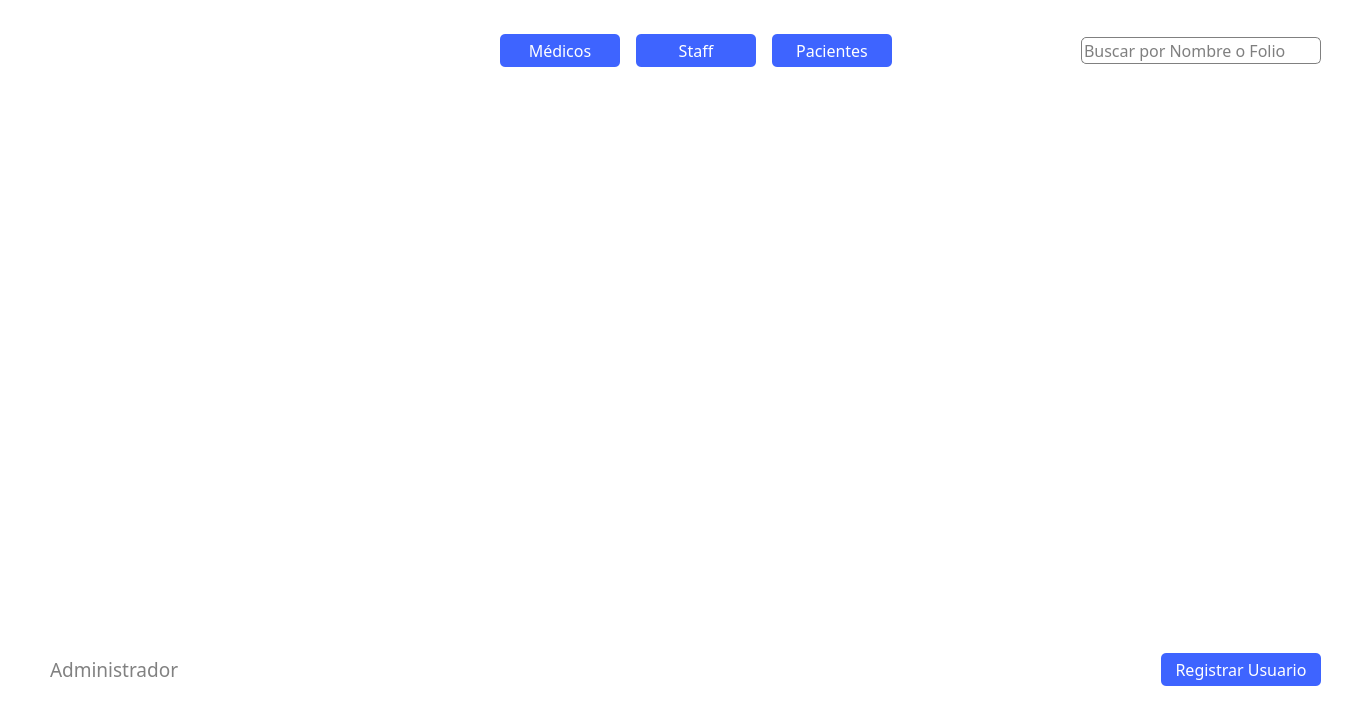
This is hospital-Core/Widgets/Administrador/administador_gestionar_usuarios.ui in MrDanielG/Hospital-SCRUM as Qt 5 draws it before an edit. The edited form follows.
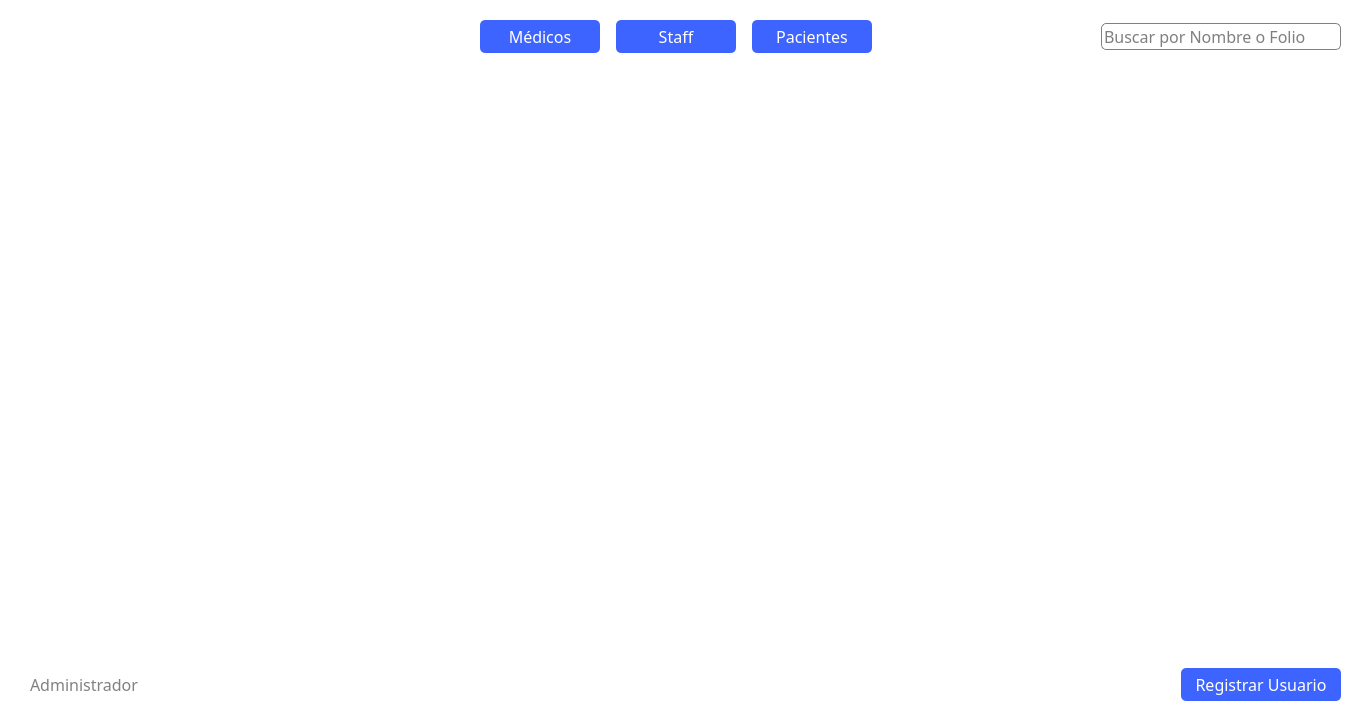
This is the edited form.

Diff of the .ui file:
```diff
--- a/hospital-Core/Widgets/Administrador/administador_gestionar_usuarios.ui
+++ b/hospital-Core/Widgets/Administrador/administador_gestionar_usuarios.ui
@@ -29,119 +29,58 @@
     <string/>
    </property>
   </widget>
-  <widget class="QScrollArea" name="scrollArea">
+  <widget class="QWidget" name="">
    <property name="geometry">
     <rect>
-     <x>40</x>
-     <y>90</y>
-     <width>1291</width>
-     <height>541</height>
+     <x>30</x>
+     <y>20</y>
+     <width>1311</width>
+     <height>681</height>
     </rect>
    </property>
-   <property name="minimumSize">
-    <size>
-     <width>0</width>
-     <height>0</height>
-    </size>
-   </property>
-   <property name="cursor" stdset="0">
-    <cursorShape>ArrowCursor</cursorShape>
-   </property>
-   <property name="mouseTracking">
-    <bool>false</bool>
-   </property>
-   <property name="styleSheet">
-    <string notr="true">background-color: white;
-border:none;</string>
-   </property>
-   <property name="verticalScrollBarPolicy">
-    <enum>Qt::ScrollBarAsNeeded</enum>
-   </property>
-   <property name="horizontalScrollBarPolicy">
-    <enum>Qt::ScrollBarAlwaysOff</enum>
-   </property>
-   <property name="sizeAdjustPolicy">
-    <enum>QAbstractScrollArea::AdjustToContents</enum>
-   </property>
-   <property name="widgetResizable">
-    <bool>true</bool>
-   </property>
-   <widget class="QWidget" name="scrollareaalbum">
-    <property name="geometry">
-     <rect>
-      <x>0</x>
-      <y>0</y>
-      <width>1291</width>
-      <height>541</height>
-     </rect>
-    </property>
-    <property name="cursor">
-     <cursorShape>PointingHandCursor</cursorShape>
-    </property>
-    <property name="autoFillBackground">
-     <bool>false</bool>
-    </property>
-    <layout class="QGridLayout" name="gridLayout_2">
-     <item row="0" column="0">
-      <layout class="QGridLayout" name="gridLayout">
-       <property name="sizeConstraint">
-        <enum>QLayout::SetMaximumSize</enum>
-       </property>
-      </layout>
-     </item>
-    </layout>
-   </widget>
-  </widget>
-  <widget class="QWidget" name="layoutWidget">
-   <property name="geometry">
-    <rect>
-     <x>50</x>
-     <y>30</y>
-     <width>1271</width>
-     <height>41</height>
-    </rect>
-   </property>
-   <layout class="QHBoxLayout" name="horizontalLayout_2">
+   <layout class="QVBoxLayout" name="verticalLayout">
     <item>
-     <spacer name="horizontalSpacer_7">
-      <property name="orientation">
-       <enum>Qt::Horizontal</enum>
-      </property>
-      <property name="sizeType">
-       <enum>QSizePolicy::Maximum</enum>
-      </property>
-      <property name="sizeHint" stdset="0">
-       <size>
-        <width>450</width>
-        <height>20</height>
-       </size>
-      </property>
-     </spacer>
-    </item>
-    <item>
-     <layout class="QHBoxLayout" name="horizontalLayout">
+     <layout class="QHBoxLayout" name="horizontalLayout_2">
       <item>
-       <widget class="QPushButton" name="btn_medicos">
-        <property name="minimumSize">
-         <size>
-          <width>120</width>
-          <height>0</height>
-         </size>
+       <spacer name="horizontalSpacer_7">
+        <property name="orientation">
+         <enum>Qt::Horizontal</enum>
         </property>
-        <property name="maximumSize">
+        <property name="sizeType">
+         <enum>QSizePolicy::Maximum</enum>
+        </property>
+        <property name="sizeHint" stdset="0">
          <size>
-          <width>120</width>
-          <height>16777215</height>
+          <width>450</width>
+          <height>20</height>
          </size>
         </property>
-        <property name="font">
-         <font>
-          <family>Montserrat Medium</family>
-          <pointsize>12</pointsize>
-         </font>
-        </property>
-        <property name="styleSheet">
-         <string notr="true">*{
+       </spacer>
+      </item>
+      <item>
+       <layout class="QHBoxLayout" name="horizontalLayout">
+        <item>
+         <widget class="QPushButton" name="btn_medicos">
+          <property name="minimumSize">
+           <size>
+            <width>120</width>
+            <height>0</height>
+           </size>
+          </property>
+          <property name="maximumSize">
+           <size>
+            <width>120</width>
+            <height>16777215</height>
+           </size>
+          </property>
+          <property name="font">
+           <font>
+            <family>Montserrat Medium</family>
+            <pointsize>12</pointsize>
+           </font>
+          </property>
+          <property name="styleSheet">
+           <string notr="true">*{
 	color: white;
 	border-radius: 5px;
 	background-color: #3E64FF;
@@ -154,50 +93,50 @@
 	border: 1px solid #3E64FF;
 	color: #3E64FF;
 }</string>
-        </property>
-        <property name="text">
-         <string>Médicos</string>
-        </property>
-       </widget>
-      </item>
-      <item>
-       <spacer name="horizontalSpacer_8">
-        <property name="orientation">
-         <enum>Qt::Horizontal</enum>
-        </property>
-        <property name="sizeType">
-         <enum>QSizePolicy::Maximum</enum>
-        </property>
-        <property name="sizeHint" stdset="0">
-         <size>
-          <width>10</width>
-          <height>20</height>
-         </size>
-        </property>
-       </spacer>
-      </item>
-      <item>
-       <widget class="QPushButton" name="btn_staff">
-        <property name="minimumSize">
-         <size>
-          <width>120</width>
-          <height>0</height>
-         </size>
-        </property>
-        <property name="maximumSize">
-         <size>
-          <width>120</width>
-          <height>16777215</height>
-         </size>
-        </property>
-        <property name="font">
-         <font>
-          <family>Montserrat Medium</family>
-          <pointsize>12</pointsize>
-         </font>
-        </property>
-        <property name="styleSheet">
-         <string notr="true">*{
+          </property>
+          <property name="text">
+           <string>Médicos</string>
+          </property>
+         </widget>
+        </item>
+        <item>
+         <spacer name="horizontalSpacer_8">
+          <property name="orientation">
+           <enum>Qt::Horizontal</enum>
+          </property>
+          <property name="sizeType">
+           <enum>QSizePolicy::Maximum</enum>
+          </property>
+          <property name="sizeHint" stdset="0">
+           <size>
+            <width>10</width>
+            <height>20</height>
+           </size>
+          </property>
+         </spacer>
+        </item>
+        <item>
+         <widget class="QPushButton" name="btn_staff">
+          <property name="minimumSize">
+           <size>
+            <width>120</width>
+            <height>0</height>
+           </size>
+          </property>
+          <property name="maximumSize">
+           <size>
+            <width>120</width>
+            <height>16777215</height>
+           </size>
+          </property>
+          <property name="font">
+           <font>
+            <family>Montserrat Medium</family>
+            <pointsize>12</pointsize>
+           </font>
+          </property>
+          <property name="styleSheet">
+           <string notr="true">*{
 	color: white;
 	border-radius: 5px;
 	background-color: #3E64FF;
@@ -210,39 +149,94 @@
 	border: 1px solid #3E64FF;
 	color: #3E64FF;
 }</string>
-        </property>
-        <property name="text">
-         <string>Staff</string>
-        </property>
-       </widget>
+          </property>
+          <property name="text">
+           <string>Staff</string>
+          </property>
+         </widget>
+        </item>
+        <item>
+         <spacer name="horizontalSpacer_9">
+          <property name="orientation">
+           <enum>Qt::Horizontal</enum>
+          </property>
+          <property name="sizeType">
+           <enum>QSizePolicy::Maximum</enum>
+          </property>
+          <property name="sizeHint" stdset="0">
+           <size>
+            <width>10</width>
+            <height>20</height>
+           </size>
+          </property>
+         </spacer>
+        </item>
+        <item>
+         <widget class="QPushButton" name="btn_pacientes">
+          <property name="minimumSize">
+           <size>
+            <width>120</width>
+            <height>0</height>
+           </size>
+          </property>
+          <property name="maximumSize">
+           <size>
+            <width>120</width>
+            <height>16777215</height>
+           </size>
+          </property>
+          <property name="font">
+           <font>
+            <family>Montserrat Medium</family>
+            <pointsize>12</pointsize>
+           </font>
+          </property>
+          <property name="styleSheet">
+           <string notr="true">*{
+	color: white;
+	border-radius: 5px;
+	background-color: #3E64FF;
+	border: none;
+	padding: 5px;
+}
+
+:hover{
+	background-color: white;
+	border: 1px solid #3E64FF;
+	color: #3E64FF;
+}</string>
+          </property>
+          <property name="text">
+           <string>Pacientes</string>
+          </property>
+         </widget>
+        </item>
+       </layout>
       </item>
       <item>
-       <spacer name="horizontalSpacer_9">
+       <spacer name="horizontalSpacer_6">
         <property name="orientation">
          <enum>Qt::Horizontal</enum>
         </property>
-        <property name="sizeType">
-         <enum>QSizePolicy::Maximum</enum>
-        </property>
         <property name="sizeHint" stdset="0">
          <size>
-          <width>10</width>
+          <width>40</width>
           <height>20</height>
          </size>
         </property>
        </spacer>
       </item>
       <item>
-       <widget class="QPushButton" name="btn_pacientes">
+       <widget class="QLineEdit" name="buscar">
         <property name="minimumSize">
          <size>
-          <width>120</width>
+          <width>240</width>
           <height>0</height>
          </size>
         </property>
         <property name="maximumSize">
          <size>
-          <width>120</width>
+          <width>600</width>
           <height>16777215</height>
          </size>
         </property>
@@ -253,135 +247,129 @@
          </font>
         </property>
         <property name="styleSheet">
-         <string notr="true">*{
-	color: white;
-	border-radius: 5px;
-	background-color: #3E64FF;
-	border: none;
-	padding: 5px;
-}
-
-:hover{
-	background-color: white;
-	border: 1px solid #3E64FF;
-	color: #3E64FF;
-}</string>
-        </property>
-        <property name="text">
-         <string>Pacientes</string>
-        </property>
-       </widget>
-      </item>
-     </layout>
-    </item>
-    <item>
-     <spacer name="horizontalSpacer_6">
-      <property name="orientation">
-       <enum>Qt::Horizontal</enum>
-      </property>
-      <property name="sizeHint" stdset="0">
-       <size>
-        <width>40</width>
-        <height>20</height>
-       </size>
-      </property>
-     </spacer>
-    </item>
-    <item>
-     <widget class="QLineEdit" name="buscar">
-      <property name="minimumSize">
-       <size>
-        <width>240</width>
-        <height>0</height>
-       </size>
-      </property>
-      <property name="maximumSize">
-       <size>
-        <width>600</width>
-        <height>16777215</height>
-       </size>
-      </property>
-      <property name="font">
-       <font>
-        <family>Montserrat Medium</family>
-        <pointsize>12</pointsize>
-       </font>
-      </property>
-      <property name="styleSheet">
-       <string notr="true">border: 1px solid gray;
+         <string notr="true">border: 1px solid gray;
 border-radius:5px;</string>
-      </property>
-      <property name="placeholderText">
-       <string>Buscar por Nombre o Folio</string>
-      </property>
-     </widget>
+        </property>
+        <property name="placeholderText">
+         <string>Buscar por Nombre o Folio</string>
+        </property>
+       </widget>
+      </item>
+     </layout>
     </item>
-   </layout>
-  </widget>
-  <widget class="QWidget" name="layoutWidget">
-   <property name="geometry">
-    <rect>
-     <x>50</x>
-     <y>650</y>
-     <width>1271</width>
-     <height>39</height>
-    </rect>
-   </property>
-   <layout class="QHBoxLayout" name="horizontalLayout_3">
     <item>
-     <widget class="QLabel" name="label_3">
-      <property name="font">
-       <font>
-        <family>Montserrat</family>
-        <pointsize>14</pointsize>
-        <weight>50</weight>
-        <bold>false</bold>
-       </font>
+     <widget class="QScrollArea" name="scrollArea">
+      <property name="minimumSize">
+       <size>
+        <width>0</width>
+        <height>0</height>
+       </size>
+      </property>
+      <property name="cursor" stdset="0">
+       <cursorShape>ArrowCursor</cursorShape>
+      </property>
+      <property name="mouseTracking">
+       <bool>false</bool>
       </property>
       <property name="styleSheet">
-       <string notr="true">border: none;
+       <string notr="true">background-color: white;
+border:none;</string>
+      </property>
+      <property name="verticalScrollBarPolicy">
+       <enum>Qt::ScrollBarAsNeeded</enum>
+      </property>
+      <property name="horizontalScrollBarPolicy">
+       <enum>Qt::ScrollBarAlwaysOff</enum>
+      </property>
+      <property name="sizeAdjustPolicy">
+       <enum>QAbstractScrollArea::AdjustToContents</enum>
+      </property>
+      <property name="widgetResizable">
+       <bool>true</bool>
+      </property>
+      <widget class="QWidget" name="scrollareaalbum">
+       <property name="geometry">
+        <rect>
+         <x>0</x>
+         <y>0</y>
+         <width>1309</width>
+         <height>595</height>
+        </rect>
+       </property>
+       <property name="cursor">
+        <cursorShape>PointingHandCursor</cursorShape>
+       </property>
+       <property name="autoFillBackground">
+        <bool>false</bool>
+       </property>
+       <layout class="QGridLayout" name="gridLayout_2">
+        <item row="0" column="0">
+         <layout class="QGridLayout" name="gridLayout">
+          <property name="sizeConstraint">
+           <enum>QLayout::SetMaximumSize</enum>
+          </property>
+         </layout>
+        </item>
+       </layout>
+      </widget>
+     </widget>
+    </item>
+    <item>
+     <layout class="QHBoxLayout" name="horizontalLayout_3">
+      <item>
+       <widget class="QLabel" name="label_3">
+        <property name="font">
+         <font>
+          <family>Montserrat</family>
+          <pointsize>12</pointsize>
+          <weight>50</weight>
+          <bold>false</bold>
+         </font>
+        </property>
+        <property name="styleSheet">
+         <string notr="true">border: none;
 color: #818181;</string>
-      </property>
-      <property name="text">
-       <string>Administrador</string>
-      </property>
-     </widget>
-    </item>
-    <item>
-     <spacer name="horizontalSpacer_10">
-      <property name="orientation">
-       <enum>Qt::Horizontal</enum>
-      </property>
-      <property name="sizeHint" stdset="0">
-       <size>
-        <width>40</width>
-        <height>20</height>
-       </size>
-      </property>
-     </spacer>
-    </item>
-    <item>
-     <widget class="QPushButton" name="btn_registra_usuario">
-      <property name="minimumSize">
-       <size>
-        <width>160</width>
-        <height>0</height>
-       </size>
-      </property>
-      <property name="maximumSize">
-       <size>
-        <width>16777215</width>
-        <height>16777215</height>
-       </size>
-      </property>
-      <property name="font">
-       <font>
-        <family>Montserrat Medium</family>
-        <pointsize>12</pointsize>
-       </font>
-      </property>
-      <property name="styleSheet">
-       <string notr="true">*{
+        </property>
+        <property name="text">
+         <string>Administrador</string>
+        </property>
+       </widget>
+      </item>
+      <item>
+       <spacer name="horizontalSpacer_10">
+        <property name="orientation">
+         <enum>Qt::Horizontal</enum>
+        </property>
+        <property name="sizeHint" stdset="0">
+         <size>
+          <width>40</width>
+          <height>20</height>
+         </size>
+        </property>
+       </spacer>
+      </item>
+      <item>
+       <widget class="QPushButton" name="btn_registra_usuario">
+        <property name="minimumSize">
+         <size>
+          <width>160</width>
+          <height>0</height>
+         </size>
+        </property>
+        <property name="maximumSize">
+         <size>
+          <width>16777215</width>
+          <height>16777215</height>
+         </size>
+        </property>
+        <property name="font">
+         <font>
+          <family>Montserrat Medium</family>
+          <pointsize>12</pointsize>
+         </font>
+        </property>
+        <property name="styleSheet">
+         <string notr="true">*{
 	color: white;
 	border-radius: 5px;
 	background-color: #3E64FF;
@@ -394,11 +382,13 @@
 	border: 1px solid #3E64FF;
 	color: #3E64FF;
 }</string>
-      </property>
-      <property name="text">
-       <string>Registrar Usuario</string>
-      </property>
-     </widget>
+        </property>
+        <property name="text">
+         <string>Registrar Usuario</string>
+        </property>
+       </widget>
+      </item>
+     </layout>
     </item>
    </layout>
   </widget>
```
